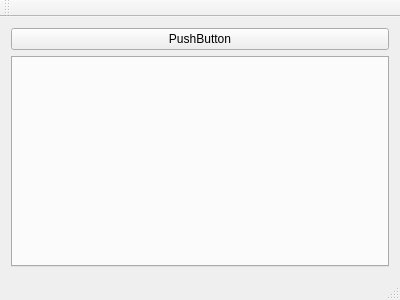
luyikei/SandboxBrowser, file sandboxbrowser.ui: the form before one commit.
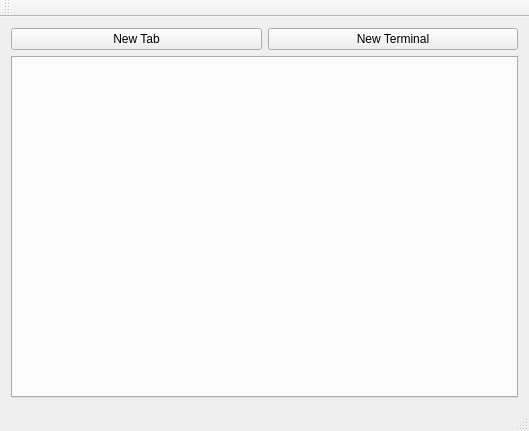
The form after the commit.

```diff
--- a/sandboxbrowser.ui
+++ b/sandboxbrowser.ui
@@ -6,23 +6,30 @@
    <rect>
     <x>0</x>
     <y>0</y>
-    <width>400</width>
-    <height>300</height>
+    <width>529</width>
+    <height>431</height>
    </rect>
   </property>
   <property name="windowTitle">
    <string>SandboxBrowser</string>
   </property>
   <widget class="QWidget" name="centralWidget">
-   <layout class="QVBoxLayout" name="verticalLayout">
-    <item>
-     <widget class="QPushButton" name="pushButton">
+   <layout class="QGridLayout" name="gridLayout">
+    <item row="0" column="0">
+     <widget class="QPushButton" name="newTabButton">
       <property name="text">
-       <string>PushButton</string>
+       <string>New Tab</string>
       </property>
      </widget>
     </item>
-    <item>
+    <item row="0" column="1">
+     <widget class="QPushButton" name="terminalButton">
+      <property name="text">
+       <string>New Terminal</string>
+      </property>
+     </widget>
+    </item>
+    <item row="1" column="0" colspan="2">
      <widget class="QTabWidget" name="tabWidget">
       <property name="currentIndex">
        <number>-1</number>
```
Left out of the diff: 2 changed lines with no effect on the pictures.
